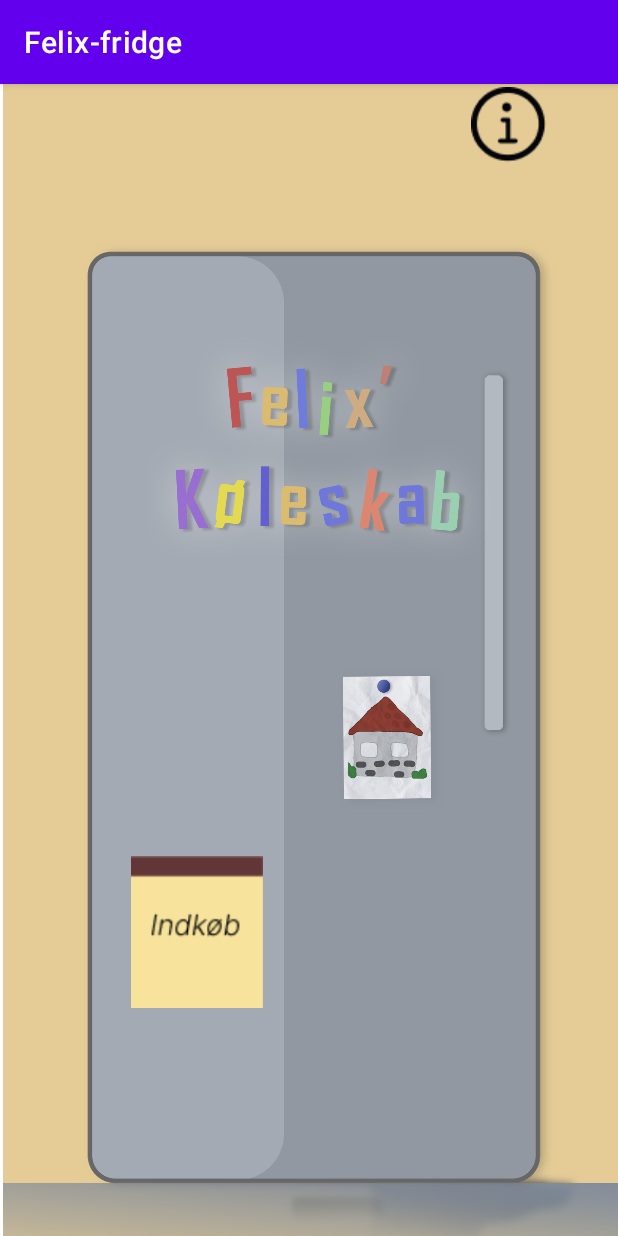
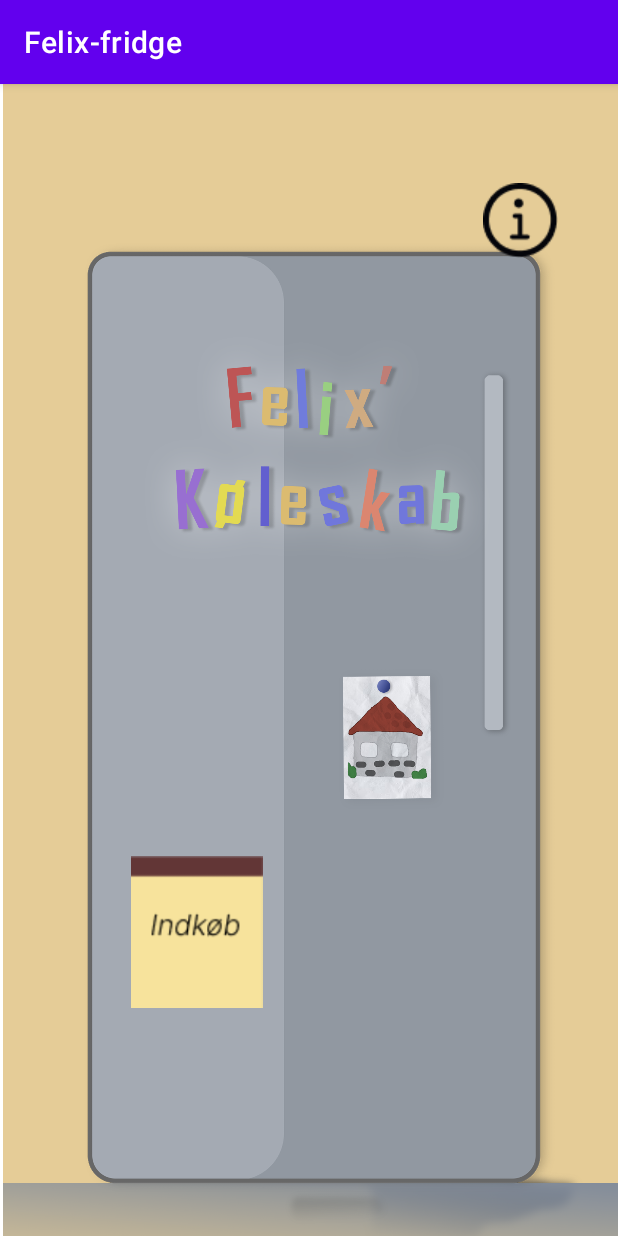
Before and after one commit to frederik7741/Uden-felix, an Android app: the screen it shows after launch (MainScreen), on a phone screen of 412 x 824 dp. Run offline under Robolectric (Android 15) with nearby library versions, the light colour scheme and no system bars.

Commit message:
Final for uden Felix

```diff
--- a/Felix-fridge-main/app/src/main/res/layout/activity_mainscreen.xml
+++ b/Felix-fridge-main/app/src/main/res/layout/activity_mainscreen.xml
@@ -44,8 +44,8 @@
         android:id="@+id/imageView4"
         android:layout_width="wrap_content"
         android:layout_height="wrap_content"
-        android:layout_marginEnd="48dp"
-        android:layout_marginBottom="716dp"
+        android:layout_marginEnd="40dp"
+        android:layout_marginBottom="652dp"
         android:onClick="OpenTutorial"
         app:layout_constraintBottom_toBottomOf="parent"
         app:layout_constraintEnd_toEndOf="parent"
```
